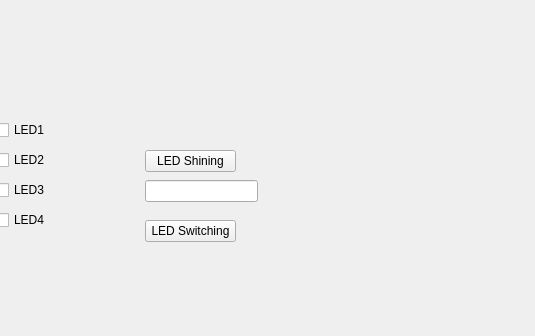
First picture: the form in Lab03/mainwindow.ui, repository bradly0cjw/MPL, before the edit; both pictures show x 265 to 800 and y 0 to 336 of the 800 by 600 pixel window.
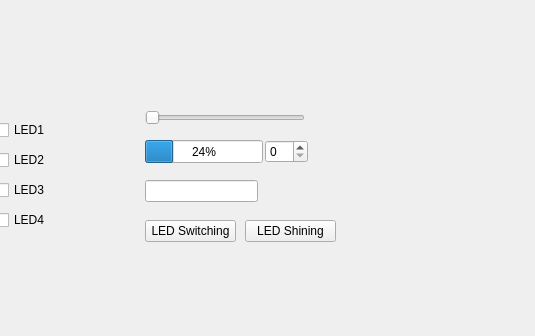
Second picture: the form after the edit. Icons and pictures are not drawn.

Diff of the .ui file:
```diff
--- a/Lab03/mainwindow.ui
+++ b/Lab03/mainwindow.ui
@@ -17,8 +17,8 @@
    <widget class="QPushButton" name="shine_Button">
     <property name="geometry">
      <rect>
-      <x>410</x>
-      <y>150</y>
+      <x>510</x>
+      <y>220</y>
       <width>91</width>
       <height>22</height>
      </rect>
@@ -166,6 +166,42 @@
      <pixmap>off.png</pixmap>
     </property>
    </widget>
+   <widget class="QSlider" name="horizontalSlider">
+    <property name="geometry">
+     <rect>
+      <x>410</x>
+      <y>110</y>
+      <width>160</width>
+      <height>16</height>
+     </rect>
+    </property>
+    <property name="orientation">
+     <enum>Qt::Horizontal</enum>
+    </property>
+   </widget>
+   <widget class="QProgressBar" name="progressBar">
+    <property name="geometry">
+     <rect>
+      <x>410</x>
+      <y>140</y>
+      <width>118</width>
+      <height>23</height>
+     </rect>
+    </property>
+    <property name="value">
+     <number>24</number>
+    </property>
+   </widget>
+   <widget class="QSpinBox" name="spinBox">
+    <property name="geometry">
+     <rect>
+      <x>530</x>
+      <y>140</y>
+      <width>43</width>
+      <height>23</height>
+     </rect>
+    </property>
+   </widget>
   </widget>
   <widget class="QMenuBar" name="menubar">
    <property name="geometry">
```
Left out of the diff: 51 changed lines with no effect on the pictures.
